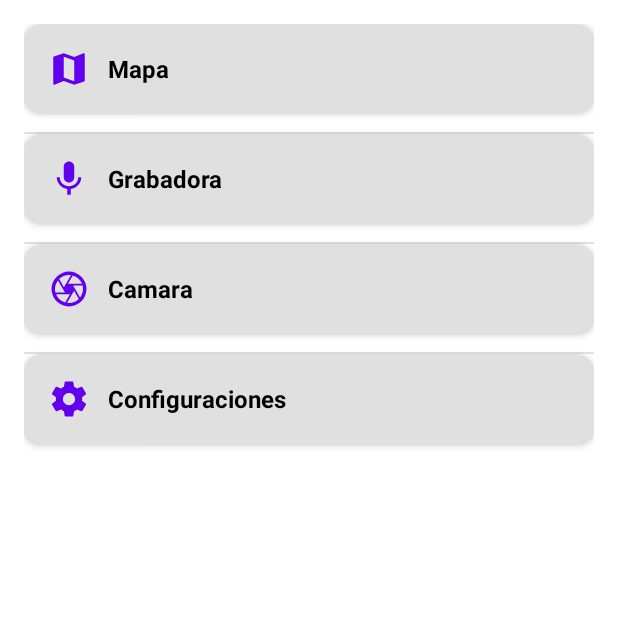
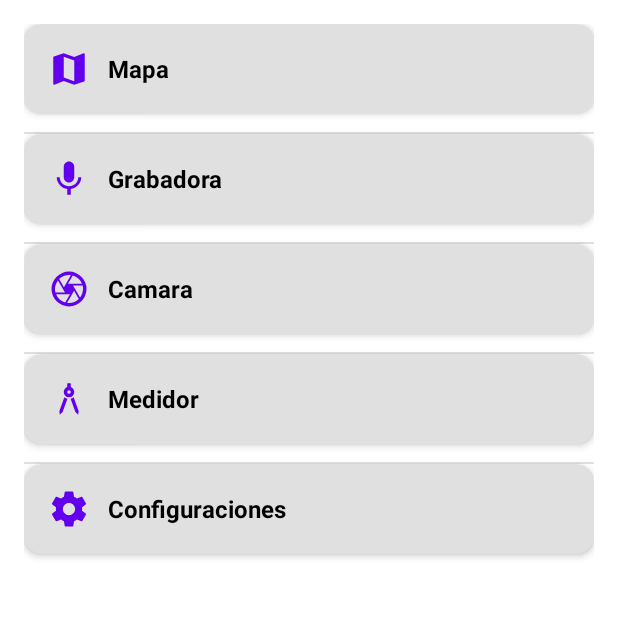
Before and after one commit to LeonelaRivarola/Trabajo1, an Android app: the fragment MasFragment shown on its own in the app's theme, on a phone screen of 412 x 824 dp, the top half of it. Run offline under Robolectric (Android 15) with nearby library versions, the phone set to English and light mode, and no system bars.

Commit message:
Navegación desde MasFragment hacia MedidorFragment

```diff
--- a/app/src/main/java/com/example/trabajo1/ui/mas/MasFragment.kt
+++ b/app/src/main/java/com/example/trabajo1/ui/mas/MasFragment.kt
@@ -37,6 +37,9 @@ class MasFragment : Fragment() {
         binding.btnSettings.setOnClickListener {
             findNavController().navigate(R.id.action_navigation_mas_to_configFragment)
         }
+        binding.btnMedidor.setOnClickListener {
+            findNavController().navigate(R.id.action_navigation_mas_to_medidorFragment)
+        }
 
         return binding.root
     }
--- /dev/null
+++ b/app/src/main/java/com/example/trabajo1/ui/mediorRA/MedidorViewModel.kt
@@ -0,0 +1,4 @@
+package com.example.trabajo1.ui.mediorRA
+
+class MedidorViewModel {
+}
--- /dev/null
+++ b/app/src/main/res/drawable/ic_meter.xml
@@ -0,0 +1,9 @@
+<vector xmlns:android="http://schemas.android.com/apk/res/android"
+    android:width="24dp"
+    android:height="24dp"
+    android:viewportWidth="960"
+    android:viewportHeight="960">
+  <path
+      android:pathData="m270,840 l-10,-88 114,-314q15,14 32.5,23.5T444,476L334,778l-64,62ZM690,840 L626,778 516,476q20,-5 37.5,-14.5T586,438l114,314 -10,88ZM480,440q-50,0 -85,-35t-35,-85q0,-39 22.5,-69.5T440,208v-88h80v88q35,12 57.5,42.5T600,320q0,50 -35,85t-85,35ZM480,360q17,0 28.5,-11.5T520,320q0,-17 -11.5,-28.5T480,280q-17,0 -28.5,11.5T440,320q0,17 11.5,28.5T480,360Z"
+      android:fillColor="#000000"/>
+</vector>
--- a/app/src/main/res/layout/fragment_mas.xml
+++ b/app/src/main/res/layout/fragment_mas.xml
@@ -126,6 +126,41 @@
                 </LinearLayout>
             </androidx.cardview.widget.CardView>
 
+            <!-- BOTÓN MEDIDOR -->
+            <androidx.cardview.widget.CardView
+                android:layout_width="match_parent"
+                android:layout_height="wrap_content"
+                android:layout_marginBottom="12dp"
+                app:cardElevation="3dp"
+                app:cardCornerRadius="12dp"
+                app:cardBackgroundColor="@color/card_gray">
+
+                <LinearLayout
+                    android:layout_width="match_parent"
+                    android:layout_height="wrap_content"
+                    android:orientation="horizontal"
+                    android:padding="16dp"
+                    android:gravity="center_vertical">
+
+                    <ImageView
+                        android:layout_width="28dp"
+                        android:layout_height="28dp"
+                        android:src="@drawable/ic_meter"
+                        android:contentDescription="Medidor"
+                        app:tint="@color/icon_primary" />
+
+                    <TextView
+                        android:id="@+id/btnMedidor"
+                        android:layout_width="wrap_content"
+                        android:layout_height="wrap_content"
+                        android:layout_marginStart="12dp"
+                        android:text="Medidor"
+                        android:textSize="16sp"
+                        android:textStyle="bold"
+                        android:textColor="@color/text_primary" />
+                </LinearLayout>
+            </androidx.cardview.widget.CardView>
+
             <!-- BOTÓN CONFIGURACIONES -->
             <androidx.cardview.widget.CardView
                 android:layout_width="match_parent"
```
Also changed, not shown: app/src/main/java/com/example/trabajo1/ui/mediorRA/MedidorFragment.kt (added, +18 -0 lines), app/src/main/res/layout/fragment_medidor.xml (added, +14 -0 lines), app/src/main/res/navigation/mobile_navigation.xml (+8 -0 lines).
